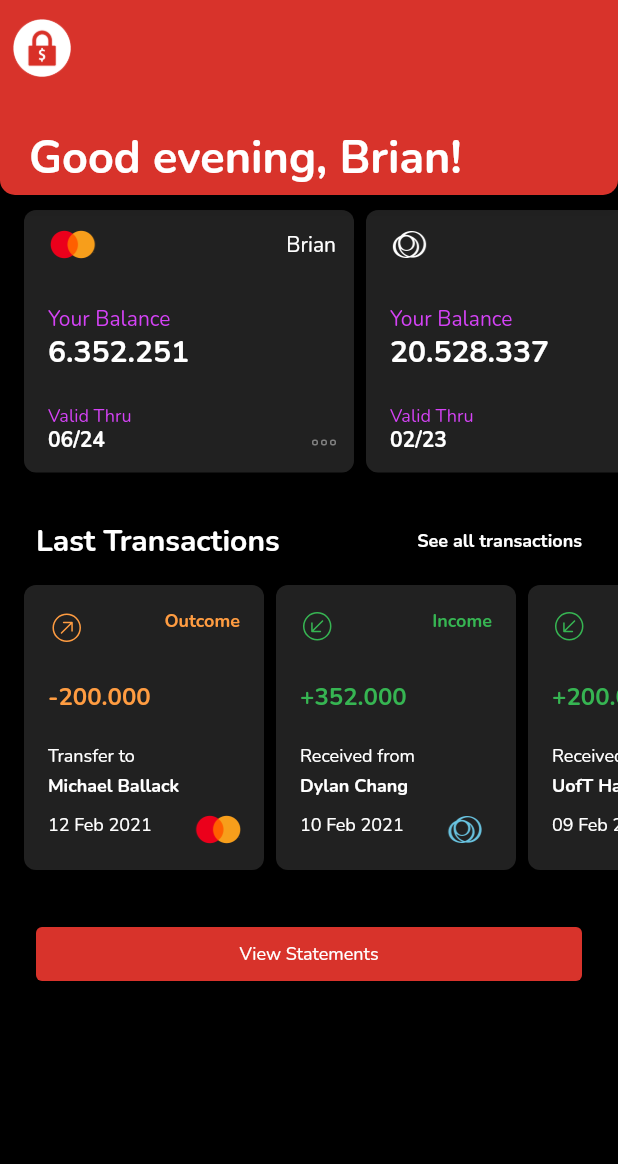
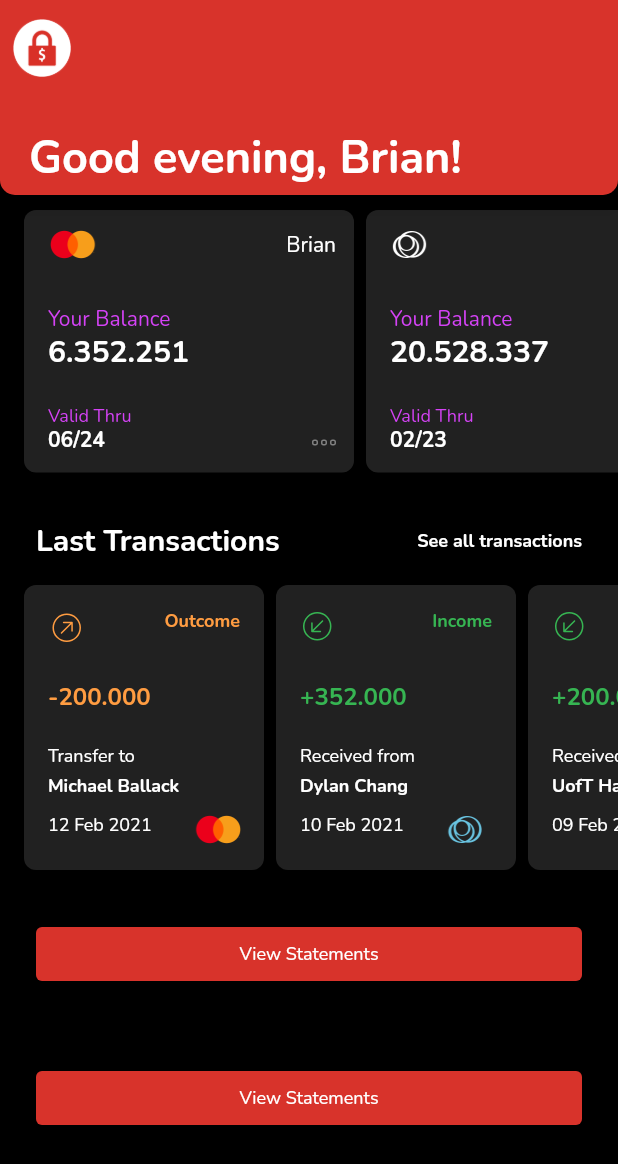
Before and after one commit to brianw-cho/BSEncryption, a Flutter app: the screen it shows after launch, on a phone screen of 412 x 824 dp. Shown: the top 1164 px of the screen. Run offline on Flutter 3.47's test engine with Material 2 defaults, Android fonts, the phone set to English and light mode, and no system bars; our stand-ins replace flutter_secure_storage, flutter_svg, google_fonts, local_auth, open_file; missing offline and left inert: advance_pdf_viewer.

Commit message:
PDF viewer

```diff
--- a/bs_encryption/lib/screens/home_screen.dart
+++ b/bs_encryption/lib/screens/home_screen.dart
@@ -1,3 +1,5 @@
+import 'dart:io';
+
 import 'package:flutter/material.dart';
 import 'package:flutter_svg/flutter_svg.dart';
 import 'package:google_fonts/google_fonts.dart';
@@ -5,7 +7,10 @@ import 'package:bs_encryption/constants/color_constant.dart';
 import 'package:bs_encryption/models/card_model.dart';
 import 'package:bs_encryption/models/transaction_model.dart';
 import 'package:bs_encryption/screens/statement_screen.dart';
+import 'package:bs_encryption/screens/pdfHandler.dart';
 import 'package:local_auth/local_auth.dart';
+import 'package:open_file/open_file.dart';
+import 'package:path_provider/path_provider.dart';
 
 class HomeScreen extends StatefulWidget {
   @override
@@ -13,6 +18,9 @@ class HomeScreen extends StatefulWidget {
 }
 
 class _HomeScreenState extends State<HomeScreen>{
+  List<int> get bytes => null;
+
+
   @override
   Widget build(BuildContext context) {
     return Scaffold(
@@ -297,6 +305,34 @@ class _HomeScreenState extends State<HomeScreen>{
                 },
               ),
             ),
+            Padding(
+              padding: EdgeInsets.only(left: 24, top: 32, bottom: 16, right: 24),
+              child: ElevatedButton(
+                style: ButtonStyle(
+                    backgroundColor: MaterialStateProperty.resolveWith<Color>(
+                            (Set<MaterialState> states){
+                          if (states.contains(MaterialState.pressed))
+                            return kButtonPressedColor;
+                          return kAccentColor;
+                        }
+                    )
+                ),
+                child: Text(
+                  'View Statements',
+                  style: GoogleFonts.nunito(
+                      fontSize: 12,
+                      fontWeight: FontWeight.w400,
+                      color: kWhiteColor
+                  ),
+                ),
+                onPressed: (){
+                  Navigator.push(
+                      context,
+                      MaterialPageRoute(builder: (context) => pdfHandler())
+                  );
+                },
+              ),
+            ),
 
             Padding(
               padding: EdgeInsets.only(left: 24, top: 32, bottom: 16, right: 24),
--- a/bs_encryption/pubspec.yaml
+++ b/bs_encryption/pubspec.yaml
@@ -21,6 +21,10 @@ environment:
   sdk: ">=2.7.0 <3.0.0"
 
 dependencies:
+  syncfusion_flutter_pdf: ^18.4.33-beta
+  advance_pdf_viewer: ^1.2.2
+  open_file: ^3.0.1   #Open source library to launch the PDF file in mobile devices
+  path_provider: ^1.6.5
   flutter:
     sdk: flutter
   google_fonts: ^1.1.0
@@ -46,6 +50,7 @@ flutter:
     - assets/images/
     - assets/icons/
     - assets/svg/
+    - assets/sample.pdf
 
   fonts:
     - family: nav_drawer
```
Also changed, not shown: bs_encryption/lib/screens/pdfHandler.dart (added, +31 -0 lines), bs_encryption/pubspec.lock, 1 other file.
